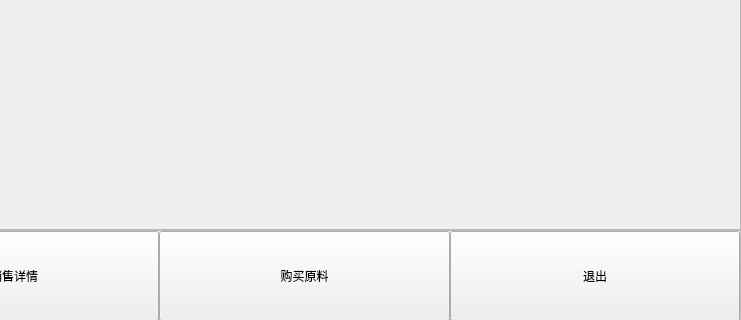
nanjingblue/Pancake-stall, file bossform.ui: the form before one commit; both pictures show x 423 to 1164 and y 409 to 729 of the 1164 by 729 pixel window.
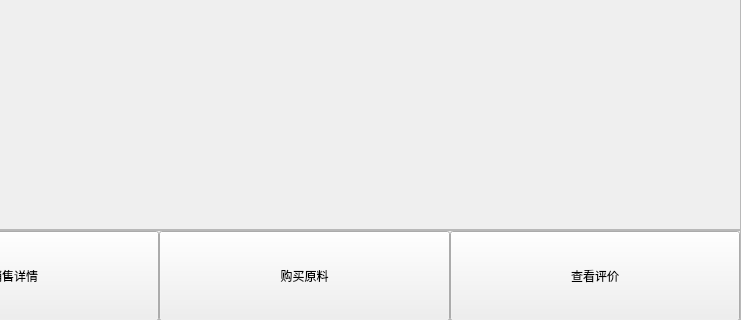
The form after the commit. Icons and pictures are not drawn. Custom widgets are drawn as their Qt base class.

The edit to the form file:
```diff
--- a/bossform.ui
+++ b/bossform.ui
@@ -362,7 +362,7 @@
        </widget>
       </item>
       <item>
-       <widget class="QPushButton" name="btnComment">
+       <widget class="QPushButton" name="btnBuy">
         <property name="minimumSize">
          <size>
           <width>0</width>
@@ -378,7 +378,7 @@
        </widget>
       </item>
       <item>
-       <widget class="QPushButton" name="btnBack">
+       <widget class="QPushButton" name="btnComment">
         <property name="minimumSize">
          <size>
           <width>0</width>
@@ -389,7 +389,7 @@
          <string notr="true">font: 24pt &quot;宋体&quot;;</string>
         </property>
         <property name="text">
-         <string>退出</string>
+         <string>查看评价</string>
         </property>
        </widget>
       </item>
```
Left out of the diff: 2 changed lines with no effect on the pictures.
